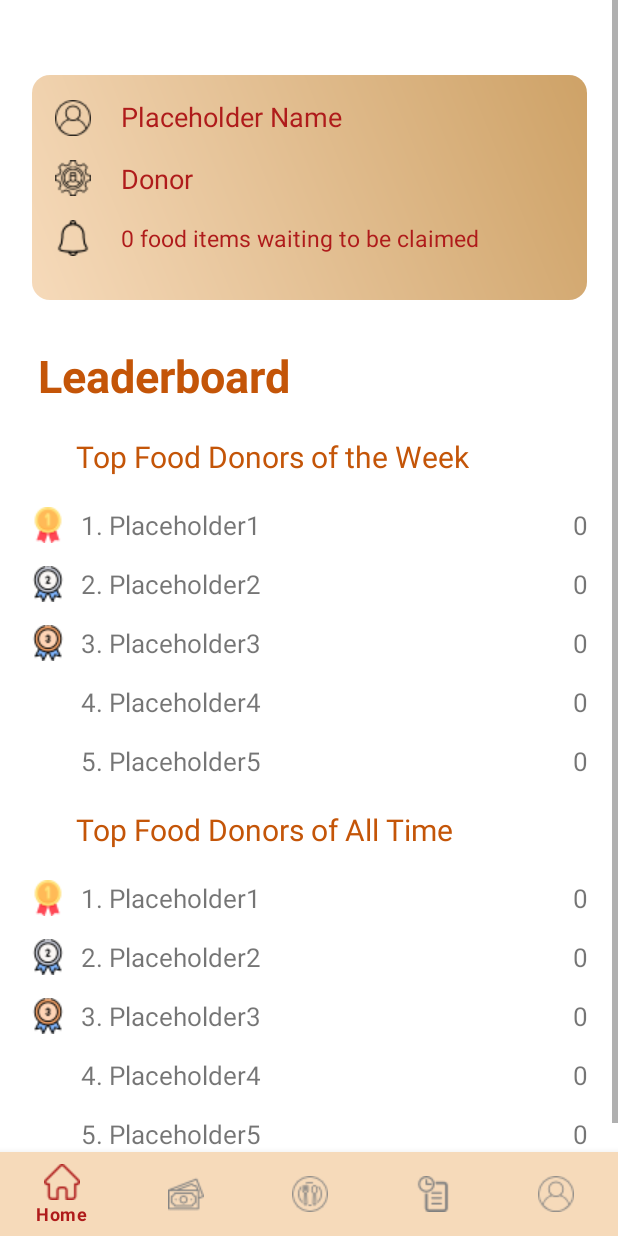
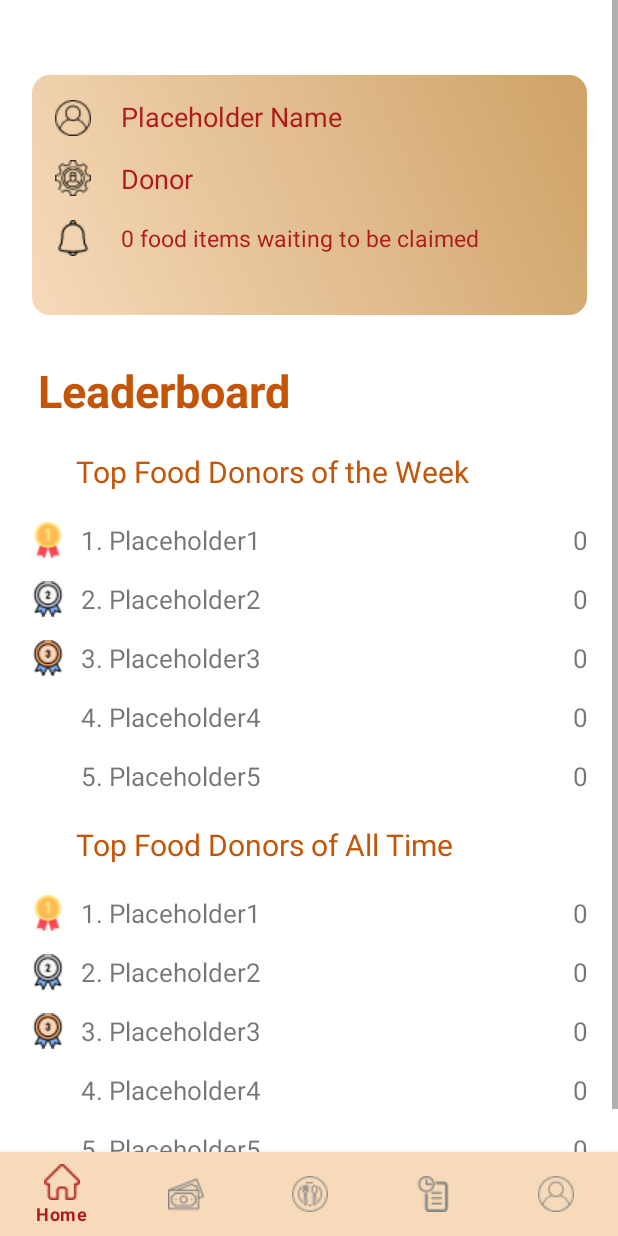
Before and after one commit to honganhcs/ShareAMeal, an Android app: the DonorHomepageActivity screen opened directly, with no data from a screen before it, on a phone screen of 412 x 824 dp. Run offline under Robolectric (Android 15) with nearby library versions, the phone set to English and light mode, and no system bars; our stand-ins replace Firebase (no records; nobody signed in at launch, a user with empty details on screens opened directly); 1 statement that could not run was skipped.

```diff
--- a/ShareAMeal/app/src/main/res/layout/activity_donor_homepage.xml
+++ b/ShareAMeal/app/src/main/res/layout/activity_donor_homepage.xml
@@ -20,7 +20,7 @@
             <androidx.constraintlayout.widget.ConstraintLayout
                 android:id="@+id/constraintLayout"
                 android:layout_width="370dp"
-                android:layout_height="150dp"
+                android:layout_height="160dp"
                 android:layout_marginTop="50dp"
                 android:background="@drawable/homepagefloat"
                 app:layout_constraintEnd_toEndOf="parent"
--- a/ShareAMeal/app/src/main/res/layout/activity_recipient_homepage.xml
+++ b/ShareAMeal/app/src/main/res/layout/activity_recipient_homepage.xml
@@ -20,7 +20,7 @@
             <androidx.constraintlayout.widget.ConstraintLayout
                 android:id="@+id/constraintLayout"
                 android:layout_width="370dp"
-                android:layout_height="150dp"
+                android:layout_height="160dp"
                 android:layout_marginTop="50dp"
                 android:background="@drawable/homepagefloat"
                 app:layout_constraintEnd_toEndOf="parent"
--- a/ShareAMeal/app/src/main/res/layout/activity_signup_get_address.xml
+++ b/ShareAMeal/app/src/main/res/layout/activity_signup_get_address.xml
@@ -4,6 +4,7 @@
     xmlns:tools="http://schemas.android.com/tools"
     android:layout_width="match_parent"
     android:layout_height="match_parent"
+    android:background="@color/white"
     tools:context=".SignupActivity_getAddress">
 
     <androidx.appcompat.widget.AppCompatImageView
--- a/ShareAMeal/app/src/main/res/layout/activity_signup_get_user_name.xml
+++ b/ShareAMeal/app/src/main/res/layout/activity_signup_get_user_name.xml
@@ -4,6 +4,7 @@
     xmlns:tools="http://schemas.android.com/tools"
     android:layout_width="match_parent"
     android:layout_height="match_parent"
+    android:background="@color/white"
     tools:context=".SignupActivity_getUserName">
 
     <androidx.appcompat.widget.AppCompatImageView
--- a/ShareAMeal/app/src/main/res/values-night/themes.xml
+++ b/ShareAMeal/app/src/main/res/values-night/themes.xml
@@ -4,7 +4,7 @@
         <!-- Primary brand color. -->
         <item name="colorPrimary">@color/purple_200</item>
         <item name="colorPrimaryVariant">@color/purple_700</item>
-        <item name="colorOnPrimary">@color/white</item>
+        <item name="colorOnPrimary">@color/black</item>
         <!-- Secondary brand color. -->
         <item name="colorSecondary">@color/teal_200</item>
         <item name="colorSecondaryVariant">@color/teal_200</item>
@@ -12,5 +12,6 @@
         <!-- Status bar color. -->
         <item name="android:statusBarColor" tools:targetApi="l">?attr/colorPrimaryVariant</item>
         <!-- Customize your theme here. -->
+        <item name="android:textColorPrimary">@color/black</item>
     </style>
 </resources>
```
